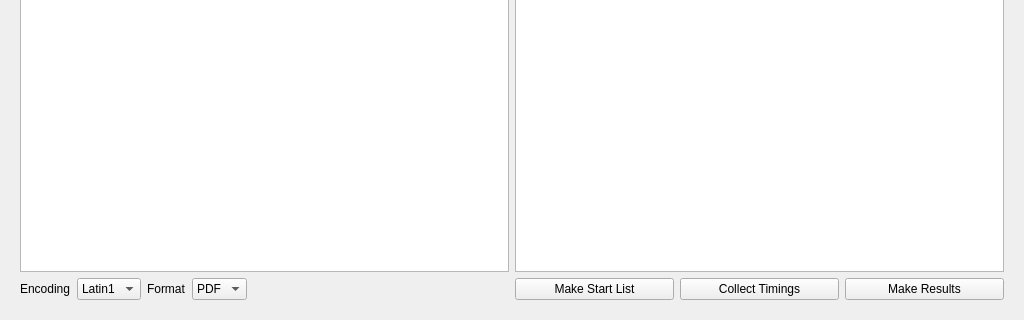
This is chronorace.ui in flinco/LBChronoRace as Qt 5 draws it before an edit; both pictures show x 0 to 1024 and y 448 to 768 of the 1024 by 768 pixel window. The edited form follows.
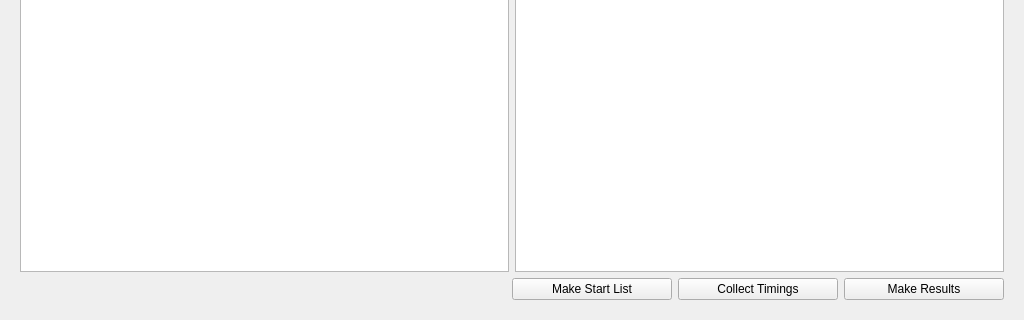
This is the edited form. Icons and pictures are not drawn.

What changed in the file:
```diff
--- a/chronorace.ui
+++ b/chronorace.ui
@@ -221,71 +221,6 @@
      <layout class="QHBoxLayout" name="horizontalLayout" stretch="1,1">
       <item>
        <layout class="QHBoxLayout" name="horizontalLayout_4">
-        <item>
-         <widget class="QLabel" name="labelEncoding">
-          <property name="text">
-           <string>Encoding</string>
-          </property>
-          <property name="alignment">
-           <set>Qt::AlignLeading|Qt::AlignLeft|Qt::AlignVCenter</set>
-          </property>
-         </widget>
-        </item>
-        <item>
-         <widget class="QComboBox" name="selectorEncoding">
-          <property name="sizePolicy">
-           <sizepolicy hsizetype="Preferred" vsizetype="Fixed">
-            <horstretch>0</horstretch>
-            <verstretch>0</verstretch>
-           </sizepolicy>
-          </property>
-          <property name="toolTip">
-           <string>File Encoding: ISO-8859-1 (Latin1) or UTF-8</string>
-          </property>
-          <property name="sizeAdjustPolicy">
-           <enum>QComboBox::AdjustToContents</enum>
-          </property>
-          <item>
-           <property name="text">
-            <string>Latin1</string>
-           </property>
-          </item>
-          <item>
-           <property name="text">
-            <string>UTF-8</string>
-           </property>
-          </item>
-         </widget>
-        </item>
-        <item>
-         <widget class="QLabel" name="labelFormat">
-          <property name="text">
-           <string>Format</string>
-          </property>
-         </widget>
-        </item>
-        <item>
-         <widget class="QComboBox" name="selectorFormat">
-          <property name="toolTip">
-           <string>Start List and Rankings file format: PDF, CSV or Plain Text</string>
-          </property>
-          <item>
-           <property name="text">
-            <string>PDF</string>
-           </property>
-          </item>
-          <item>
-           <property name="text">
-            <string>Text</string>
-           </property>
-          </item>
-          <item>
-           <property name="text">
-            <string>CSV</string>
-           </property>
-          </item>
-         </widget>
-        </item>
         <item>
          <spacer name="horizontalSpacer">
           <property name="orientation">
```
Left out of the diff: 2 changed lines with no effect on the pictures.
